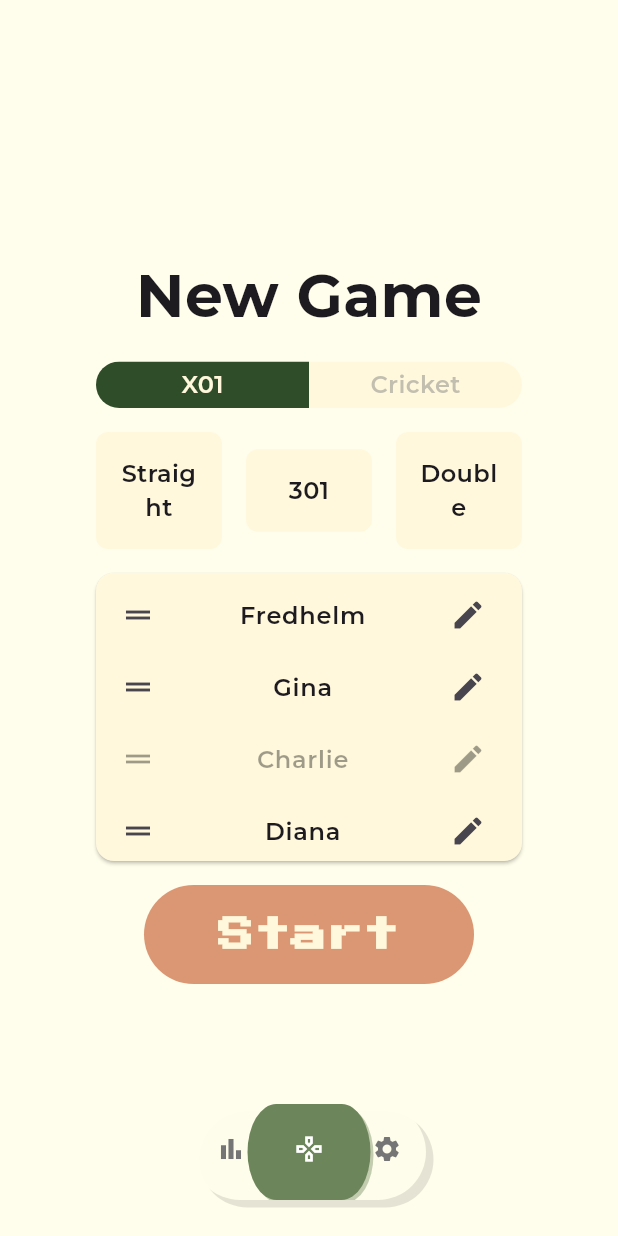
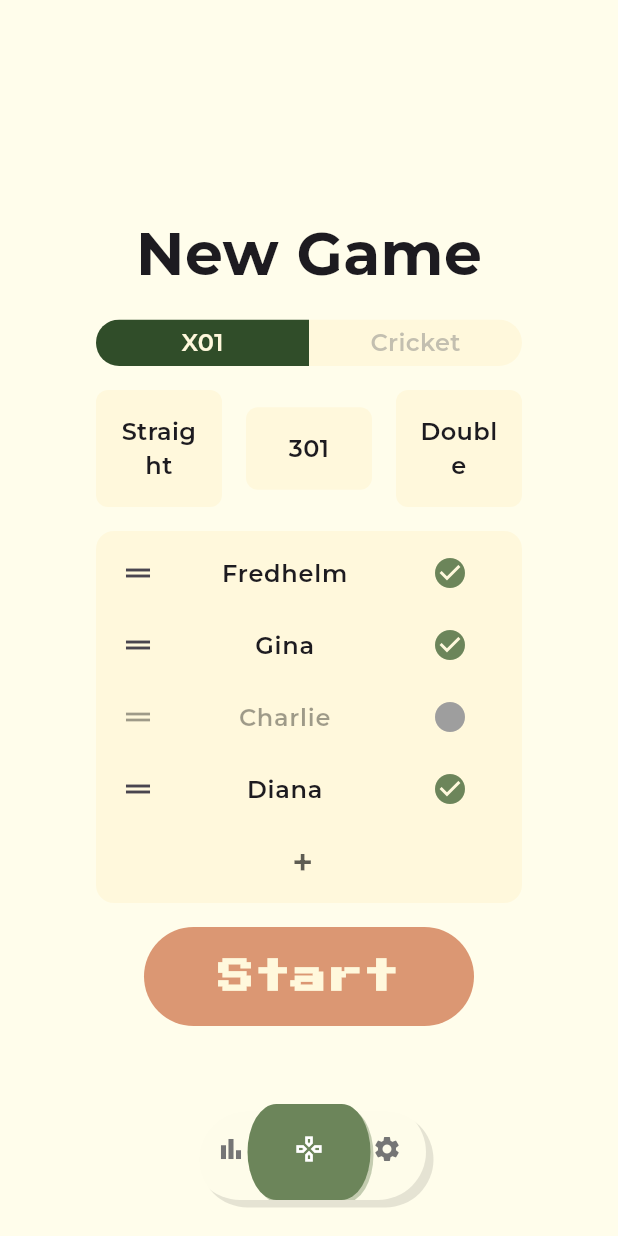
Before and after one commit to FrederikKlein/Dartly, a Flutter app: the screen it shows after launch, on a phone screen of 412 x 824 dp. Run offline on Flutter 3.47's test engine with Material 3 defaults, Android fonts, the phone set to English and light mode, and no system bars; our stand-ins replace figma_squircle, flutter_riverpod, google_fonts.

Commit message:
Added the ability to reorder players and to add new ones

```diff
--- a/lib/screens/new_game_scratch.dart
+++ b/lib/screens/new_game_scratch.dart
@@ -122,22 +122,85 @@ class _NewGameScreenState extends ConsumerState<NewGameScreen> {
 
   Widget _buildPlayerSection(){
     return Card(
+      elevation: 0,
       color: AppConstants.vintageBeige,
       margin: EdgeInsets.zero,
-      child: ListView.builder(
+      child: Column(
+        children: [
+          ReorderableListView.builder(
+            buildDefaultDragHandles: false,
             shrinkWrap: true,
             itemCount: ref.watch(playersProvider).length,
             itemExtent: 48,
             itemBuilder: (context, index) {
               final value = ref.watch(playersProvider)[index];
               return ListTile(
-            leading: Icon(Icons.drag_handle),
-            trailing: Icon(Icons.edit),
+                key: ValueKey(value.id),
                 title: Text(value.name, style: AppConstants.buttonTextStyle, textAlign: TextAlign.center, ),
                 selectedColor: AppConstants.vintageAccentDark,
                 enabled: ref.watch(playersProvider)[index].isEnabled,
+                trailing: IconButton(
+                  icon: Icon(value.isEnabled ? Icons.check_circle : Icons.circle),
+                  color: value.isEnabled ? AppConstants.vintageGreenLight : Colors.grey,
+                  onPressed: () {
+                    ref.read(playersProvider.notifier).togglePlayerEnabled(value.id);
+                  },
+                ),
+                leading: ReorderableDragStartListener(
+                  index: index, // The index of the item in the current list view
+                  child: const Icon(Icons.drag_handle),
+                ),
+              );
+            }, onReorder: (int oldIndex, int newIndex) {
+              ref.read(playersProvider.notifier).reorderPlayers(oldIndex, newIndex);
+          },
+          ),
+          ListTile(
+            onTap: () {
+              // accept text input for new player name
+              String? newPlayerName = '';
+              showDialog(
+                context: context,
+                builder: (context) {
+                  return AlertDialog(
+                    title: Text("Add Player", style: AppConstants.subheadingStyle, textAlign: TextAlign.center,),
+                    backgroundColor: AppConstants.vintageBeige,
+                    content: TextField(
+                      autofocus: true,
+                      decoration: InputDecoration(hintText: "Enter player name", fillColor: AppConstants.vintageWhite,focusColor: AppConstants.vintageGreenLight),
+                      cursorColor: AppConstants.vintageGreenLight,
+                      style: AppConstants.buttonTextStyle,
+                      onChanged: (value) {
+                        newPlayerName = value;
+                      },
+                    ),
+                    actions: [
+                      TextButton(
+                        onPressed: () => Navigator.of(context).pop(),
+                        child: Text("Cancel", style: AppConstants.buttonTextStyle!.copyWith(color: AppConstants.vintageBlack.withAlpha(180))),
+                      ),
+                      TextButton(
+                        onPressed: () {
+                          if (newPlayerName != null && newPlayerName!.isNotEmpty) {
+                            Navigator.of(context).pop();
+                          }
+                        },
+                        child: Text("Add", style: AppConstants.buttonTextStyle!.copyWith(color: AppConstants.vintageGreen)),
+                      ),
+                    ],
                   );
                 },
+              ).then((_) {
+                if (newPlayerName != null && newPlayerName!.isNotEmpty) {
+                  ref.read(playersProvider.notifier).addPlayer(newPlayerName!);
+                }
+              });
+              //ref.read(playersProvider.notifier).addPlayer(newPlayerName);
+            },
+            key: ValueKey('addPlayer'),
+            title: Text("+", style: AppConstants.buttonTextExtraBigStyle!.copyWith(color: AppConstants.vintageBlack.withAlpha(180)), textAlign: TextAlign.center, ),
+          )
+        ],
       ),
     );
   }
--- a/lib/utils/constants.dart
+++ b/lib/utils/constants.dart
@@ -52,6 +52,11 @@ class AppConstants {
     fontWeight: FontWeight.w600,
     fontFamily: GoogleFonts.montserrat().fontFamily,
   );
+  static TextStyle? get buttonTextExtraBigStyle => TextStyle(
+    fontSize: 24,
+    fontWeight: FontWeight.w600,
+    fontFamily: GoogleFonts.montserrat().fontFamily,
+  );
   static TextStyle? get bodyStyle => TextStyle(
     fontSize: 16,
     fontFamily: GoogleFonts.montserrat().fontFamily,
```
Lines whose indentation alone changed are shown as unchanged.
